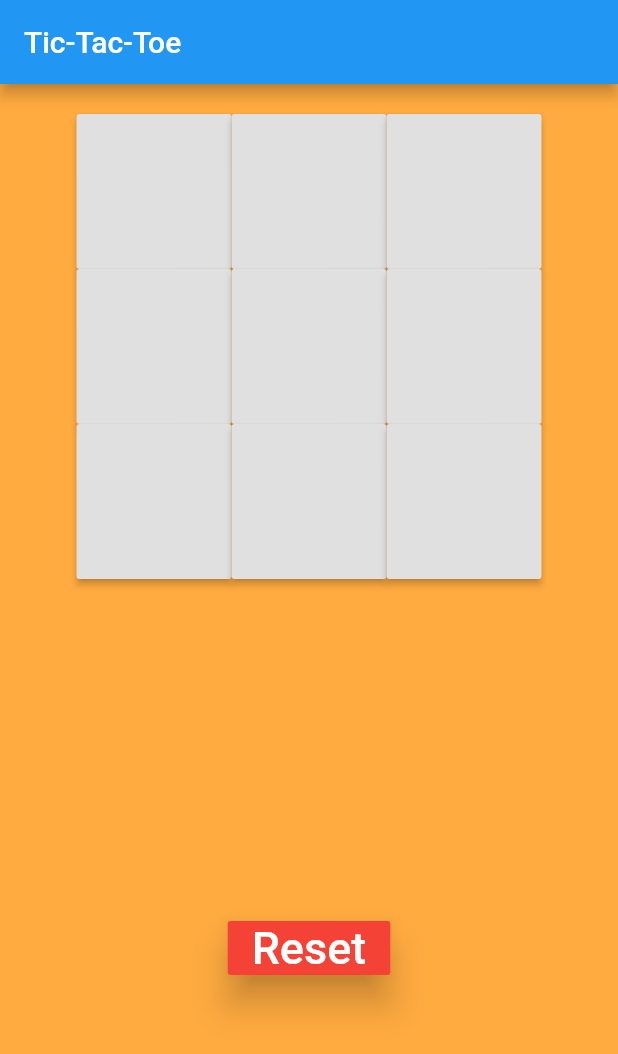
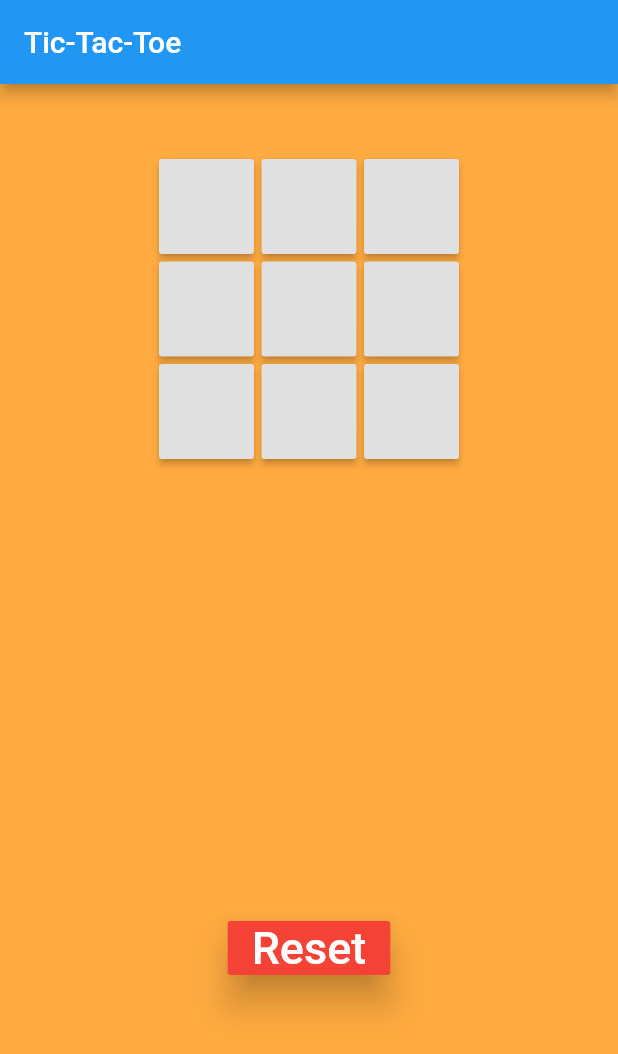
Before and after one commit to anshrastogi20/tic_tac_toe, a Flutter app: the screen it shows after launch, on a phone screen of 412 x 824 dp. Shown: the top 1054 px of the screen. Run offline on Flutter 3.47's test engine with Material 2 defaults, Android fonts, the phone set to English and light mode, and no system bars.

Commit message:
Initial commit

```diff
--- a/lib/main.dart
+++ b/lib/main.dart
@@ -37,13 +37,13 @@ class FirstScreenState extends State<FirstScreen> {
           children: <Widget>[
             Expanded(
                 child: Container(
-                  padding: const EdgeInsets.all(20.0),
-                  //decoration: BoxDecoration(
-                  //border: Border.symmetric(color: Colors.black)
-                  width: 350.0,
-                  height: 350.0,
+                  padding: const EdgeInsets.all(50.0),
+                  width: 300.0,
+                  height: 300.0,
                   child: GridView.count(
                     crossAxisCount: 3,
+                    crossAxisSpacing: 5,
+                    mainAxisSpacing: 5,
                     children: List.generate(9, (index) {
                       return Center(
                         child: RaisedButton(
```
